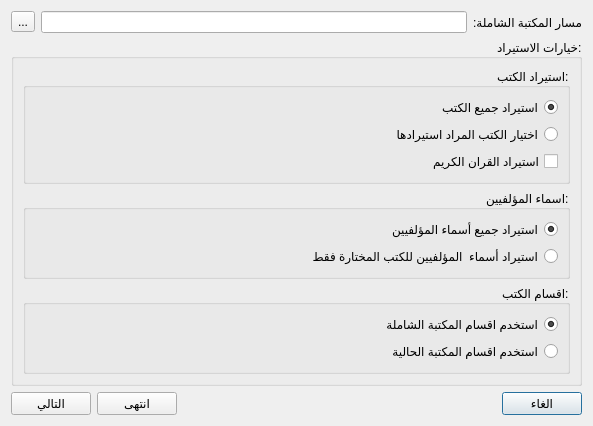
First picture: the form in src/shamelaimportdialog.ui, repository boussouira/moltaqa, before the edit.
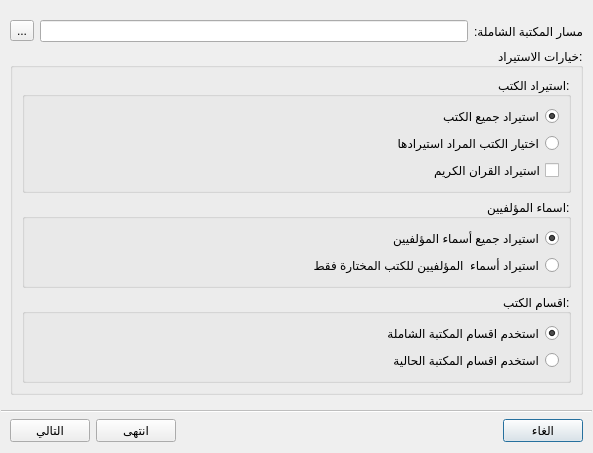
Second picture: the form after the edit.

Commit message: Get temporary folder path with LibraryInfo class

```diff
--- a/src/shamelaimportdialog.ui
+++ b/src/shamelaimportdialog.ui
@@ -17,6 +17,12 @@
    <enum>Qt::RightToLeft</enum>
   </property>
   <layout class="QVBoxLayout" name="verticalLayout_4">
+   <property name="leftMargin">
+    <number>1</number>
+   </property>
+   <property name="rightMargin">
+    <number>1</number>
+   </property>
    <item>
     <widget class="QStackedWidget" name="stackedWidget">
      <property name="currentIndex">
@@ -25,7 +31,7 @@
      <widget class="QWidget" name="page">
       <layout class="QVBoxLayout" name="verticalLayout">
        <property name="margin">
-        <number>0</number>
+        <number>9</number>
        </property>
        <item>
         <layout class="QHBoxLayout" name="horizontalLayout">
@@ -364,8 +370,24 @@
      </widget>
     </widget>
    </item>
+   <item>
+    <widget class="Line" name="line">
+     <property name="enabled">
+      <bool>false</bool>
+     </property>
+     <property name="orientation">
+      <enum>Qt::Horizontal</enum>
+     </property>
+    </widget>
+   </item>
    <item>
     <layout class="QHBoxLayout" name="horizontalLayout_2">
+     <property name="leftMargin">
+      <number>9</number>
+     </property>
+     <property name="rightMargin">
+      <number>9</number>
+     </property>
      <item>
       <widget class="QPushButton" name="pushCancel">
        <property name="text">
```
The commit also changes 6 other files.
